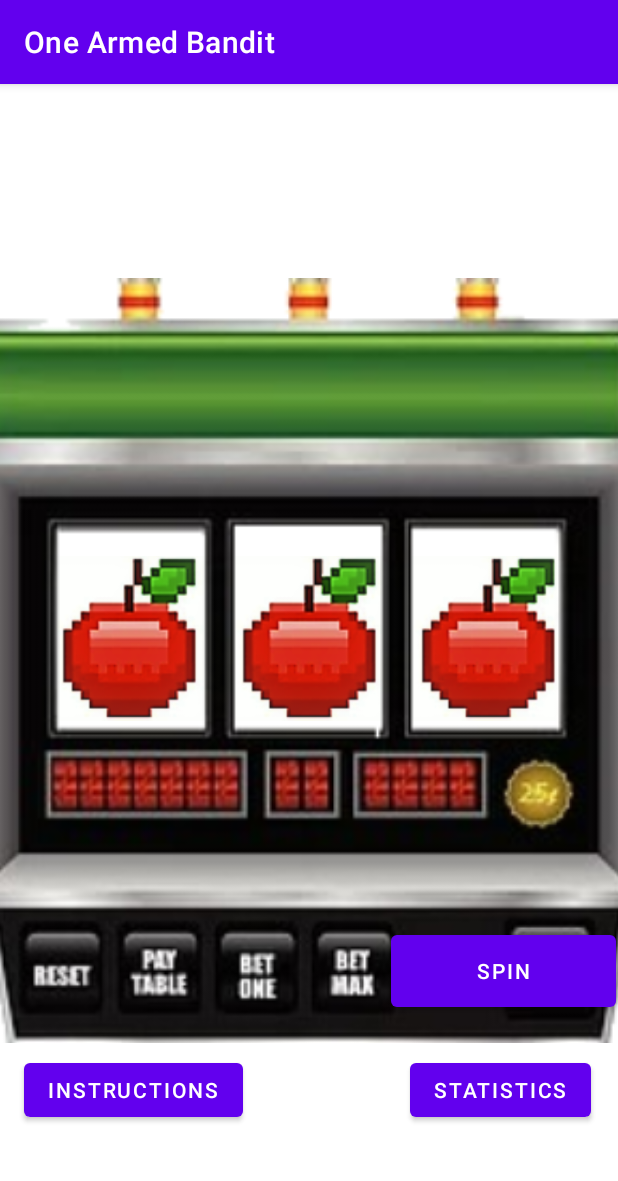
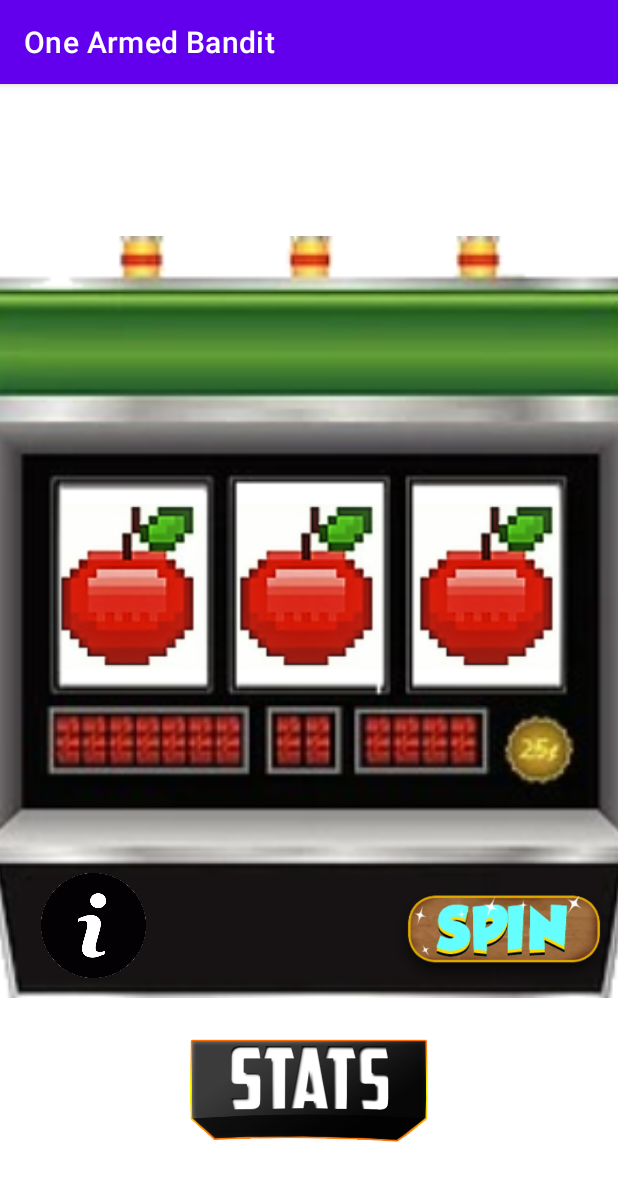
Before and after one commit to ndavido/One_Armed_Bandit, an Android app: the screen it shows after launch (MainActivity), on a phone screen of 412 x 824 dp. Shown: the top 1181 px of the screen. Run offline under Robolectric (Android 15) with nearby library versions, the light colour scheme and no system bars.

Commit message:
Replaced Buttons with Images

```diff
--- a/app/src/main/java/com/example/onearmedbandit/MainActivity.kt
+++ b/app/src/main/java/com/example/onearmedbandit/MainActivity.kt
@@ -24,16 +24,16 @@ class MainActivity : AppCompatActivity() {
         super.onCreate(savedInstanceState)
         setContentView(R.layout.activity_main)
 
-        val spinReel: Button = findViewById(R.id.button)
+        val spinReel: ImageView = findViewById(R.id.spinButton)
         spinReel.setOnClickListener{ spinReel() }
 
-        val instructionButton = findViewById<Button>(R.id.second_act_btn)
+        val instructionButton = findViewById<ImageView>(R.id.infoButton)
         instructionButton.setOnClickListener{
             val intent = Intent(this,Instructions::class.java)
             startActivity(intent)
         }
 
-        val statisticsButton = findViewById<Button>(R.id.third_act_btn)
+        val statisticsButton = findViewById<ImageView>(R.id.statsButton)
         statisticsButton.setOnClickListener{
             val intent = Intent(this,Statistics::class.java)
             startActivity(intent)
--- a/app/src/main/res/layout/activity_main.xml
+++ b/app/src/main/res/layout/activity_main.xml
@@ -9,84 +9,79 @@
     <ImageView
         android:id="@+id/imageView"
         android:layout_width="110dp"
-        android:layout_height="120dp"
+        android:layout_height="145dp"
         android:layout_marginStart="16dp"
         app:layout_constraintBottom_toBottomOf="@+id/imageView2"
         app:layout_constraintEnd_toStartOf="@+id/imageView2"
         app:layout_constraintHorizontal_bias="0.583"
         app:layout_constraintStart_toStartOf="parent"
-        app:layout_constraintTop_toTopOf="@+id/imageView2"
-        app:layout_constraintVertical_bias="0.0"
         app:srcCompat="@drawable/apple_slot_images" />
 
     <ImageView
         android:id="@+id/imageView2"
         android:layout_width="110dp"
-        android:layout_height="120dp"
+        android:layout_height="145dp"
         app:layout_constraintBottom_toBottomOf="parent"
         app:layout_constraintEnd_toEndOf="parent"
-        app:layout_constraintHorizontal_bias="0.498"
+        app:layout_constraintHorizontal_bias="0.493"
         app:layout_constraintStart_toStartOf="parent"
-        app:layout_constraintTop_toTopOf="parent"
-        app:layout_constraintVertical_bias="0.477"
+        app:layout_constraintTop_toTopOf="@+id/imageView4"
+        app:layout_constraintVertical_bias="0.471"
         app:srcCompat="@drawable/apple_slot_images" />
 
     <ImageView
         android:id="@+id/imageView3"
         android:layout_width="110dp"
-        android:layout_height="120dp"
+        android:layout_height="145dp"
         android:layout_marginEnd="16dp"
         app:layout_constraintBottom_toBottomOf="@+id/imageView2"
         app:layout_constraintEnd_toEndOf="parent"
         app:layout_constraintHorizontal_bias="0.36"
         app:layout_constraintStart_toEndOf="@+id/imageView2"
-        app:layout_constraintTop_toTopOf="@+id/imageView2"
-        app:layout_constraintVertical_bias="0.0"
         app:srcCompat="@drawable/apple_slot_images" />
-
-    <Button
-        android:id="@+id/button"
-        android:layout_width="150dp"
-        android:layout_height="60dp"
-        android:layout_marginTop="132dp"
-        android:text="@string/ReelSpin"
-        app:layout_constraintEnd_toEndOf="parent"
-        app:layout_constraintHorizontal_bias="0.996"
-        app:layout_constraintStart_toStartOf="parent"
-        app:layout_constraintTop_toBottomOf="@+id/imageView2" />
-
-    <Button
-        android:id="@+id/second_act_btn"
-        android:layout_width="wrap_content"
-        android:layout_height="wrap_content"
-        android:layout_marginBottom="48dp"
-        android:text="@string/Instruction"
-        app:layout_constraintBottom_toBottomOf="parent"
-        app:layout_constraintEnd_toEndOf="parent"
-        app:layout_constraintHorizontal_bias="0.06"
-        app:layout_constraintStart_toStartOf="parent"
-        app:layout_constraintTop_toBottomOf="@+id/button" />
-
-    <Button
-        android:id="@+id/third_act_btn"
-        android:layout_width="wrap_content"
-        android:layout_height="wrap_content"
-        android:layout_marginBottom="48dp"
-        android:text="@string/Stats"
-        app:layout_constraintBottom_toBottomOf="parent"
-        app:layout_constraintEnd_toEndOf="parent"
-        app:layout_constraintHorizontal_bias="0.939"
-        app:layout_constraintStart_toStartOf="parent"
-        app:layout_constraintTop_toBottomOf="@+id/button" />
 
     <ImageView
         android:id="@+id/imageView4"
-        android:layout_width="457dp"
-        android:layout_height="755dp"
+        android:layout_width="455dp"
+        android:layout_height="828dp"
+        app:layout_constraintBottom_toBottomOf="parent"
+        app:layout_constraintEnd_toEndOf="parent"
+        app:layout_constraintHorizontal_bias="0.487"
+        app:layout_constraintStart_toStartOf="parent"
+        app:layout_constraintTop_toTopOf="parent"
+        app:layout_constraintVertical_bias="0.989"
+        app:srcCompat="@drawable/slotmachine" />
+
+    <ImageView
+        android:id="@+id/spinButton"
+        android:layout_width="152dp"
+        android:layout_height="117dp"
+        android:layout_marginStart="260dp"
+        android:layout_marginBottom="140dp"
+        app:layout_constraintBottom_toBottomOf="parent"
+        app:layout_constraintStart_toStartOf="parent"
+        app:srcCompat="@drawable/spin" />
+
+    <ImageView
+        android:id="@+id/infoButton"
+        android:layout_width="71dp"
+        android:layout_height="70dp"
+        android:layout_marginBottom="172dp"
+        app:layout_constraintBottom_toBottomOf="parent"
+        app:layout_constraintEnd_toStartOf="@+id/spinButton"
+        app:layout_constraintHorizontal_bias="0.142"
+        app:layout_constraintStart_toStartOf="parent"
+        app:srcCompat="@drawable/_176" />
+
+    <ImageView
+        android:id="@+id/statsButton"
+        android:layout_width="538dp"
+        android:layout_height="91dp"
         app:layout_constraintBottom_toBottomOf="parent"
         app:layout_constraintEnd_toEndOf="parent"
         app:layout_constraintStart_toStartOf="parent"
         app:layout_constraintTop_toTopOf="parent"
-        app:srcCompat="@drawable/slotmachine" />
+        app:layout_constraintVertical_bias="0.923"
+        app:srcCompat="@drawable/stats_button" />
 
 </androidx.constraintlayout.widget.ConstraintLayout>
```
Also changed, not shown: app/src/main/res/drawable/_176.png (added), app/src/main/res/drawable/info.png (added), app/src/main/res/drawable/slotmachine.png, app/src/main/res/drawable/spin.png (added), app/src/main/res/drawable/stats_button.png (added).
